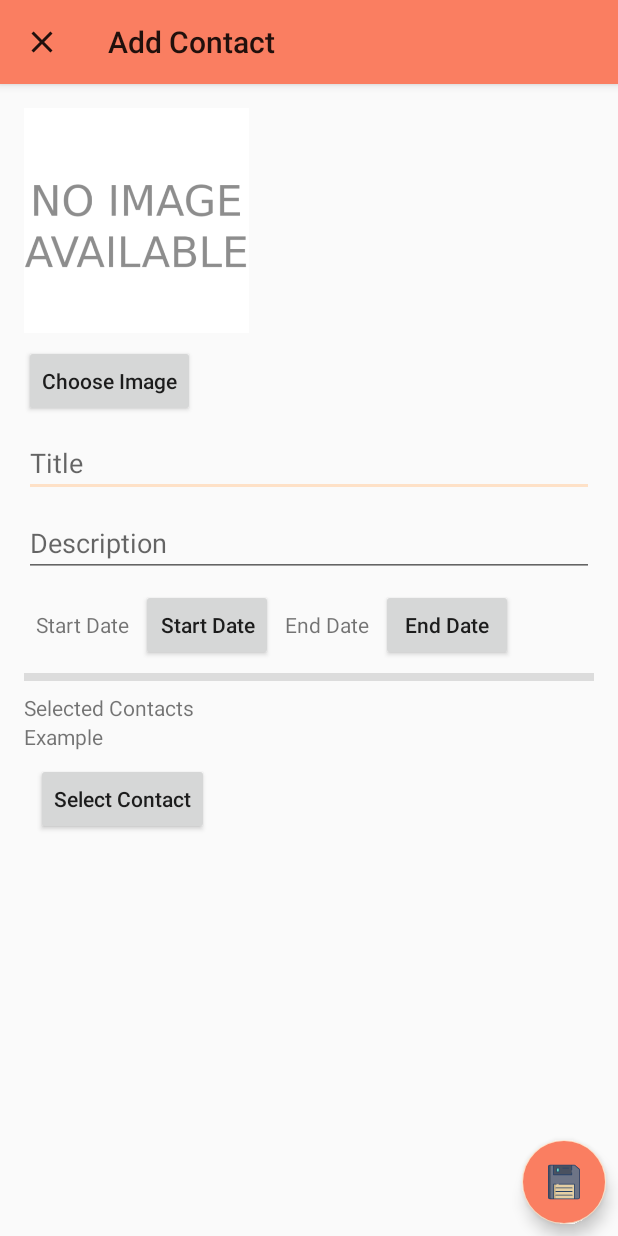
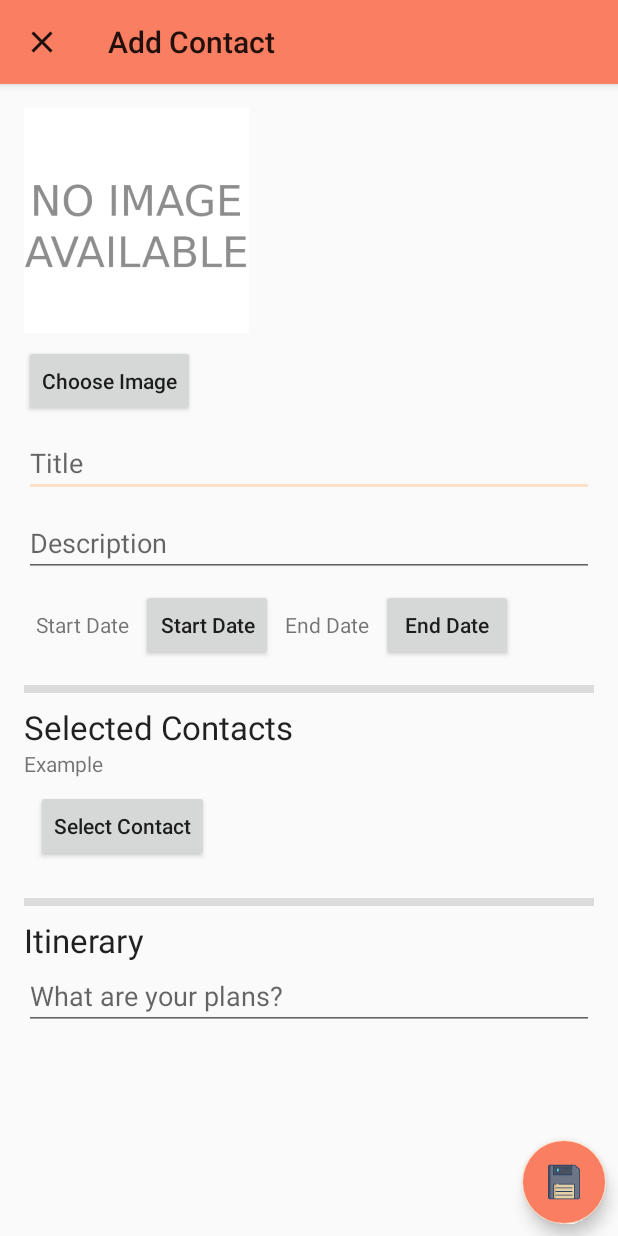
Before and after one commit to jenniferlebantino/FinalYearProject, an Android app: the AddEditTripActivity screen opened directly, with no data from a screen before it, on a phone screen of 412 x 824 dp. Run offline under Robolectric (Android 15) with nearby library versions, the phone set to English and light mode, and no system bars; our stand-ins replace Firebase (no records; nobody signed in at launch, a user with empty details on screens opened directly), Picasso.

Commit message:
Add itinerary section

```diff
--- a/app/src/main/java/com/example/finalyearproject/AddEditTripActivity.java
+++ b/app/src/main/java/com/example/finalyearproject/AddEditTripActivity.java
@@ -44,6 +44,7 @@ public class AddEditTripActivity extends AppCompatActivity implements DatePicker
     public static final String EXTRA_STARTDATE = "com.example.finalyearproject.EXTRA_STARTDATE";
     public static final String EXTRA_ENDDATE = "com.example.finalyearproject.EXTRA_ENDDATE";
     public static final String EXTRA_IMAGEURL = "com.example.finalyearproject.EXTRA_IMAGEURL";
+    public static final String EXTRA_ITINERARY = "com.example.finalyearproject.EXTRA_ITINERARY";
     public static final String EXTRA_SELECTEDCONTACTS = "com.example.finalyearproject.EXTRA_SELECTEDCONTACTS";
     public static final int PICK_IMAGE_REQUEST = 1;
     public static final int SELECT_CONTACTS_REQUEST = 2;
@@ -60,6 +61,7 @@ public class AddEditTripActivity extends AppCompatActivity implements DatePicker
     private TextView endDateTxtView;
     private ImageView tripImageView;
     private TextView example;
+    private EditText itineraryTxtBox;
 
     private Uri imageUri;
     private List<Integer> selectedContacts = new ArrayList<>();
@@ -127,6 +129,8 @@ public class AddEditTripActivity extends AppCompatActivity implements DatePicker
             descriptionTxtBox.setText(intent.getStringExtra(EXTRA_DESCRIPTION));
             startDateTxtView.setText(intent.getStringExtra(EXTRA_STARTDATE));
             endDateTxtView.setText(intent.getStringExtra(EXTRA_ENDDATE));
+            itineraryTxtBox.setText(intent.getStringExtra(EXTRA_ITINERARY));
+            String test = intent.getStringExtra(EXTRA_ITINERARY);
             loadImage(EXTRA_IMAGEURL);
         }
         else {
@@ -161,6 +165,8 @@ public class AddEditTripActivity extends AppCompatActivity implements DatePicker
 
         selectContactBtn = findViewById(R.id.addTrip_addContact);
         example = findViewById(R.id.example);
+
+        itineraryTxtBox = findViewById(R.id.addTrip_addItinerary);
 
         saveBtn = findViewById(R.id.addTrip_saveBtn);
     }
@@ -206,6 +212,7 @@ public class AddEditTripActivity extends AppCompatActivity implements DatePicker
         String description = descriptionTxtBox.getText().toString();
         String startDate = startDateTxtView.getText().toString();
         String endDate = endDateTxtView.getText().toString();
+        String itinerary = itineraryTxtBox.getText().toString();
         String imageUrl = imageUri == null ? "": imageUri.toString();
 
         if (imageUri != null)
@@ -264,6 +271,7 @@ public class AddEditTripActivity extends AppCompatActivity implements DatePicker
         tripData.putExtra(EXTRA_STARTDATE, startDate);
         tripData.putExtra(EXTRA_ENDDATE, endDate);
         tripData.putExtra(EXTRA_IMAGEURL, imageUrl);
+        tripData.putExtra(EXTRA_ITINERARY, itinerary);
         tripData.putExtra(EXTRA_SELECTEDCONTACTS, selectedContactsString);
 
         int id = getIntent().getIntExtra(EXTRA_TRIPID, -1);
--- a/app/src/main/java/com/example/finalyearproject/database/FYPAppDatabase.java
+++ b/app/src/main/java/com/example/finalyearproject/database/FYPAppDatabase.java
@@ -68,8 +68,8 @@ public abstract class FYPAppDatabase extends RoomDatabase {
             userDao.insert(new User("Jennifer", "Lebantino", "test@example.com"));
             userDao.insert(new User("Jennifer2", "Lebantino2", "test2@example.com"));
 
-            tripDao.insert(new Trip("Safari Adventure", "Safari with Rhea and Josh.", "March 15, 2021", "March 21, 2021", ""));
-            tripDao.insert(new Trip("Cottage Getaway", "Quiet retreat in Cornwall.", "March 15, 2021", "March 21, 2021", ""));
+            tripDao.insert(new Trip("Safari Adventure", "Safari with Rhea and Josh.", "March 15, 2021", "March 21, 2021", "", ""));
+            tripDao.insert(new Trip("Cottage Getaway", "Quiet retreat in Cornwall.", "March 15, 2021", "March 21, 2021", "", ""));
 
             contactDao.insert(new Contact("Friend", "Friend", "friend@example.com", "07777777777", ""));
             contactDao.insert(new Contact("Friend2", "Friend2", "friend2@example.com", "07777777778", ""));
--- a/app/src/main/res/layout/activity_add_trip.xml
+++ b/app/src/main/res/layout/activity_add_trip.xml
@@ -2,15 +2,15 @@
 <RelativeLayout xmlns:android="http://schemas.android.com/apk/res/android"
     xmlns:app="http://schemas.android.com/apk/res-auto"
     xmlns:tools="http://schemas.android.com/tools"
+    android:id="@+id/addTrip"
     android:layout_width="match_parent"
     android:layout_height="match_parent"
-    android:id="@+id/addTrip"
     tools:context=".AddEditTripActivity">
 
     <ScrollView
+        android:id="@+id/addTrip_tripDetails"
         android:layout_width="match_parent"
-        android:layout_height="match_parent"
-        android:id="@+id/addTrip_tripDetails">
+        android:layout_height="match_parent">
 
         <LinearLayout
             android:layout_width="match_parent"
@@ -53,9 +53,9 @@
                 android:layout_width="match_parent"
                 android:layout_height="wrap_content"
                 android:layout_gravity="center_horizontal"
+                android:layout_marginBottom="@dimen/double_spacing"
                 android:paddingLeft="@dimen/single_spacing"
-                android:paddingRight="@dimen/single_spacing"
-                android:layout_marginBottom="@dimen/single_spacing">
+                android:paddingRight="@dimen/single_spacing">
 
                 <TextView
                     android:id="@+id/addTrip_startDateTxt"
@@ -91,11 +91,12 @@
                 android:id="@+id/addtrip_contactsDivider"
                 android:layout_width="match_parent"
                 android:layout_height="5dp"
-                android:background="?android:attr/listDivider"
-                android:layout_marginBottom="@dimen/single_spacing" />
+                android:layout_marginBottom="@dimen/single_spacing"
+                android:background="?android:attr/listDivider" />
 
             <TextView
                 android:id="@+id/addTrip_selectedContacts"
+                style="@style/TextAppearance.AppCompat.Large"
                 android:layout_width="match_parent"
                 android:layout_height="wrap_content"
                 android:text="Selected Contacts" />
@@ -104,7 +105,7 @@
                 android:id="@+id/example"
                 android:layout_width="wrap_content"
                 android:layout_height="wrap_content"
-                android:text="Example"/>
+                android:text="Example" />
 
             <Button
                 android:id="@+id/addTrip_addContact"
@@ -115,10 +116,10 @@
                 android:textAllCaps="false" />
 
             <HorizontalScrollView
+                android:id="@+id/addTrip_selectContactsSection"
                 android:layout_width="match_parent"
                 android:layout_height="wrap_content"
-                android:paddingBottom="@dimen/single_spacing"
-                android:id="@+id/addTrip_selectContactsSection">
+                android:paddingBottom="@dimen/double_spacing">
 
                 <androidx.recyclerview.widget.RecyclerView
                     android:id="@+id/addTrip_selectContacts_recycler_view"
@@ -128,31 +129,40 @@
                     tools:listitem="@layout/contact_item_small" />
             </HorizontalScrollView>
 
-<!--            <Button
-                android:id="@+id/addTrip_saveBtn"
+            <View
+                android:id="@+id/addTrip_tripItinerary"
+                android:layout_width="match_parent"
+                android:layout_height="5dp"
+                android:layout_marginBottom="@dimen/single_spacing"
+                android:background="?android:attr/listDivider" />
+
+            <TextView
+                android:id="@+id/addTrip_itinerarySection"
+                style="@style/TextAppearance.AppCompat.Large"
                 android:layout_width="match_parent"
                 android:layout_height="wrap_content"
-                android:layout_margin="@dimen/single_spacing"
-                android:padding="@dimen/double_spacing"
-                android:background="@drawable/medium_button"
-                android:drawableLeft="@drawable/ic_save"
-                android:layout_weight="1"
-                android:text="Save"
-                android:textAllCaps="false"
-                android:drawableStart="@drawable/ic_save" />-->
+                android:text="Itinerary" />
+
+            <EditText
+                android:id="@+id/addTrip_addItinerary"
+                android:layout_width="match_parent"
+                android:layout_height="wrap_content"
+                android:layout_marginBottom="@dimen/single_spacing"
+                android:hint="What are your plans?"
+                android:inputType="text" />
 
         </LinearLayout>
     </ScrollView>
 
     <com.google.android.material.floatingactionbutton.FloatingActionButton
+        android:id="@+id/addTrip_saveBtn"
         android:layout_width="wrap_content"
         android:layout_height="wrap_content"
+        android:layout_alignEnd="@+id/addTrip_tripDetails"
+        android:layout_alignRight="@+id/addTrip_tripDetails"
+        android:layout_alignBottom="@+id/addTrip_tripDetails"
+        android:layout_margin="@dimen/single_spacing"
         android:backgroundTint="@color/colorPrimary"
-        android:src="@drawable/ic_save"
-        android:layout_margin="@dimen/single_spacing"
-        android:id="@+id/addTrip_saveBtn"
-        android:layout_alignBottom="@+id/addTrip_tripDetails"
-        android:layout_alignRight="@+id/addTrip_tripDetails"
         android:contentDescription="save button"
-        android:layout_alignEnd="@+id/addTrip_tripDetails" />
+        android:src="@drawable/ic_save" />
 </RelativeLayout>
```
Also changed, not shown: app/src/main/java/com/example/finalyearproject/TripsFragment.java (+5 -2 lines), app/src/main/java/com/example/finalyearproject/entities/Trip.java (+10 -3 lines).
